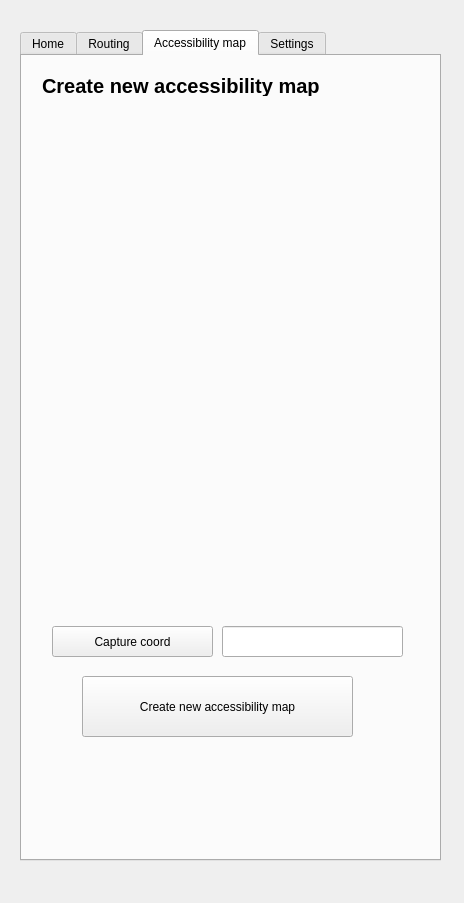
Above: transition_qgis_dockwidget_base.ui from chairemobilite/transition_qgis before the change. Below: the same form after it.
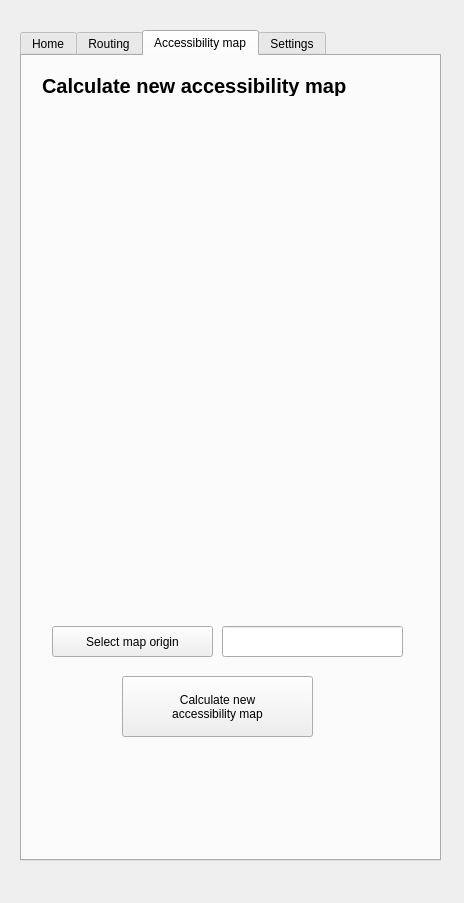
That is the form after the change. The open tabs and pages were chosen to show the change.

Commit message:
Interface touch-ups (#39)
* Adjust interface (button names etc)

* Complete translations

```diff
--- a/transition_qgis_dockwidget_base.ui
+++ b/transition_qgis_dockwidget_base.ui
@@ -173,20 +173,21 @@
       </rect>
      </property>
      <property name="text">
-      <string>Capture coord</string>
+      <string>Select map origin</string>
      </property>
     </widget>
     <widget class="QPushButton" name="accessibilityButton">
      <property name="geometry">
       <rect>
-       <x>60</x>
+       <x>100</x>
        <y>620</y>
-       <width>271</width>
+       <width>191</width>
        <height>61</height>
       </rect>
      </property>
      <property name="text">
-      <string>Create new accessibility map</string>
+      <string>Calculate new 
+accessibility map</string>
      </property>
     </widget>
     <widget class="QLineEdit" name="userCrsEditAccessibility">
@@ -215,7 +216,7 @@
       <rect>
        <x>20</x>
        <y>20</y>
-       <width>281</width>
+       <width>371</width>
        <height>20</height>
       </rect>
      </property>
@@ -227,7 +228,7 @@
       </font>
      </property>
      <property name="text">
-      <string>Create new accessibility map</string>
+      <string>Calculate new accessibility map</string>
      </property>
     </widget>
    </widget>
```
Left out of the diff: 8 changed lines with no effect on the pictures. The commit also changes 3 other files.
